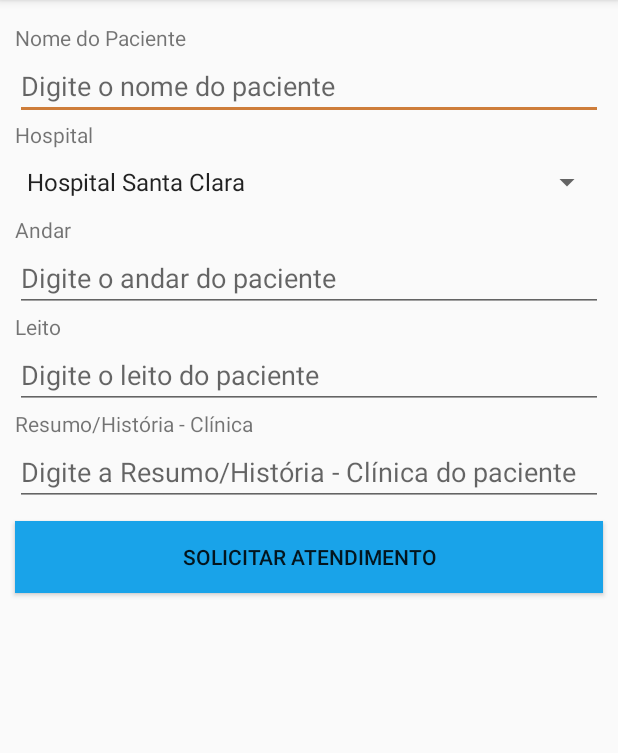
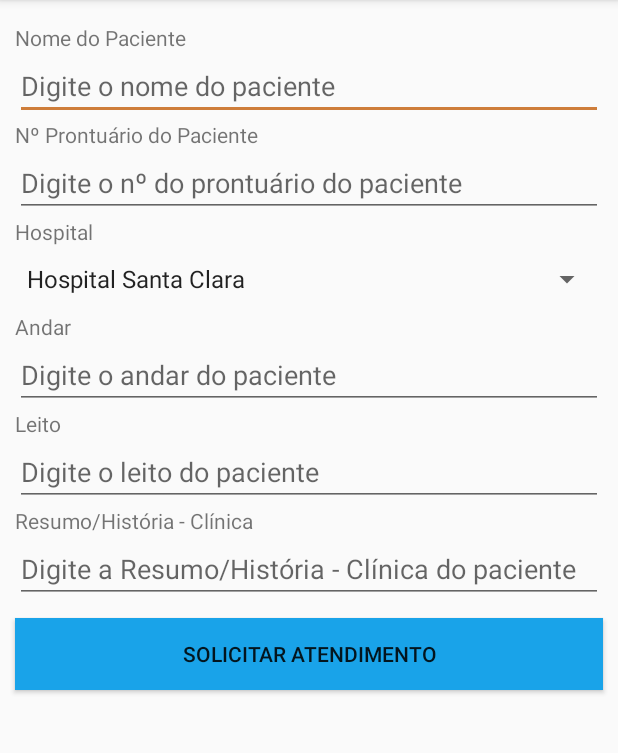
Before and after one commit to giovaninb/TeleVisao, an Android app: the SolicitaAtendimentoActivity screen opened directly, with no data from a screen before it, on a phone screen of 412 x 824 dp, the part 84-837 px from its top. Run offline under Robolectric (Android 15) with nearby library versions, the phone set to English and light mode, and no system bars; network calls fail.

Commit message:
Tela Solicita Prontuário com nº prontuário

```diff
--- a/app/src/main/res/layout/activity_solicita_atendimento.xml
+++ b/app/src/main/res/layout/activity_solicita_atendimento.xml
@@ -39,6 +39,22 @@
                 android:layout_marginLeft="10dp"
                 android:layout_marginRight="10dp"
                 android:hint="@string/hint_nomePac"
+                android:inputType="text" />
+
+            <TextView
+                android:layout_width="match_parent"
+                android:layout_height="wrap_content"
+                android:layout_marginLeft="10dp"
+                android:layout_marginRight="10dp"
+                android:text="@string/solicAt_idPront" />
+
+            <EditText
+                android:id="@+id/solicIdPront"
+                android:layout_width="match_parent"
+                android:layout_height="wrap_content"
+                android:layout_marginLeft="10dp"
+                android:layout_marginRight="10dp"
+                android:hint="@string/hint_idPront"
                 android:inputType="text" />
 
             <TextView
--- a/app/src/main/res/values/strings.xml
+++ b/app/src/main/res/values/strings.xml
@@ -29,6 +29,7 @@
     <string name="tabbed_user">Usuários</string>
 
     <string name="solicAt_nomePac">Nome do Paciente</string>
+    <string name="solicAt_idPront">Nº Prontuário do Paciente</string>
     <string name="solicAt_Solic">Solicitante</string>
     <string name="solicAt_hospital">Hospital</string>
     <string name="solicAt_andar">Andar</string>
@@ -37,6 +38,7 @@
 
     <!--Dicas-->
     <string name="hint_nomePac">Digite o nome do paciente</string>
+    <string name="hint_idPront">Digite o nº do prontuário do paciente</string>
     <string name="hint_andar">Digite o andar do paciente</string>
     <string name="hint_leito">Digite o leito do paciente</string>
     <string name="hint_descricao">Digite a Resumo/História - Clínica do paciente</string>
```
